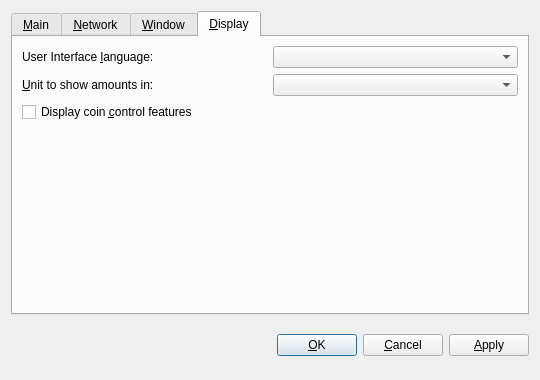
Before: the Qt Designer form src/qt/forms/optionsdialog.ui in SpectreSecurityCoin/SpectreSecurityCoin, drawn with Qt 5.
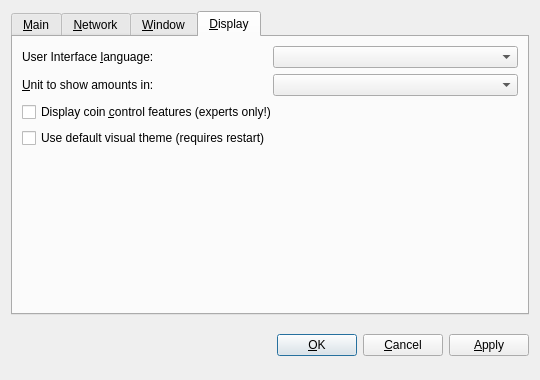
After: the same form once the commit is applied. The open tabs and pages were chosen to show the change. Custom widgets are drawn as their Qt base class.

What changed in the file:
```diff
--- a/src/qt/forms/optionsdialog.ui
+++ b/src/qt/forms/optionsdialog.ui
@@ -416,10 +416,16 @@
           <string>Whether to show coin control features or not.</string>
          </property>
          <property name="text">
-          <string>Display coin &amp;control features</string>
+          <string>Display coin &amp;control features (experts only!)</string>
          </property>
         </widget>
        </item>
+       <item>
+        <widget class="QCheckBox" name="useDefaultTheme">
+         <property name="text">
+          <string>Use default visual theme (requires restart)</string>         </property>
+        </widget>
+       </item>
        <item>
         <spacer name="verticalSpacer_Display">
          <property name="orientation">
```
